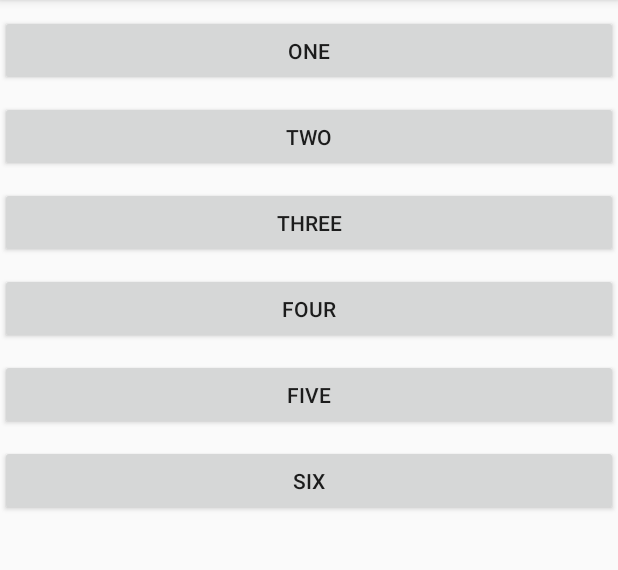
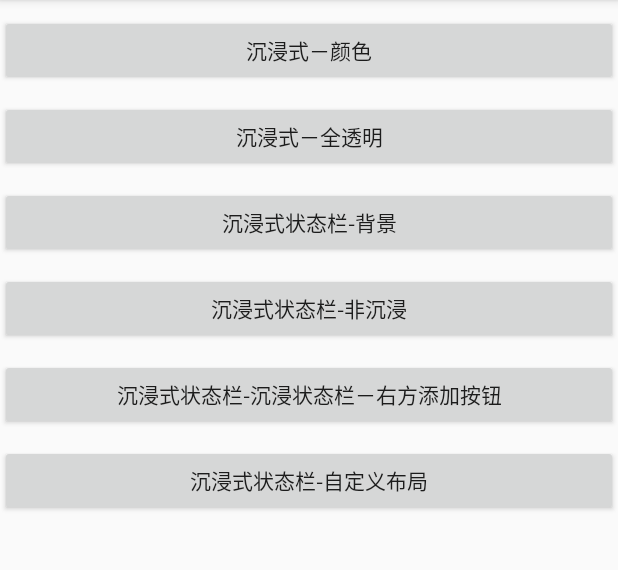
Before and after one commit to cccdada/TopTitleBar, an Android app: the screen it shows after launch (MainActivity), on a phone screen of 412 x 824 dp, the part 84-654 px from its top. Run offline under Robolectric (Android 15) with nearby library versions, the phone set to English and light mode, and no system bars.

Commit message:
1.demo修改
1.demo修改

```diff
--- a/TopTitleBar2/app/src/main/AndroidManifest.xml
+++ b/TopTitleBar2/app/src/main/AndroidManifest.xml
@@ -17,10 +17,6 @@
         </activity>
 
         <activity android:name=".OneActivity" android:theme="@style/AppNoBar"/>
-        <activity android:name=".ThreeActivity" android:theme="@style/AppNoBar"/>
-        <activity android:name=".TwoActivity" android:theme="@style/AppNoBar"/>
-        <activity android:name=".FourActivity" android:theme="@style/AppNoBar"/>
-        <activity android:name=".FiveActivity" android:theme="@style/AppNoBar"/>
     </application>
 
 </manifest>
--- a/TopTitleBar2/app/src/main/java/com/wangsheng/toptitlebar/titlebar/TopTitleBar.java
+++ b/TopTitleBar2/app/src/main/java/com/wangsheng/toptitlebar/titlebar/TopTitleBar.java
@@ -414,10 +414,7 @@ public class TopTitleBar extends LinearLayout implements View.OnClickListener {
                 new LayoutParams(ViewGroup.LayoutParams.MATCH_PARENT,
                         ViewGroup.LayoutParams.WRAP_CONTENT);
         mContentLayout.setLayoutParams(lp);
-//        mContentLayout.removeAllViews();
-        setCenterViewVisible(GONE);
-        setLeftVisible(false);
-        mRightLayout.setVisibility(GONE);
+        mContentLayout.removeAllViews();
         mContentLayout.addView(contentView);
     }
 
--- a/TopTitleBar2/app/src/main/res/layout/activity_main.xml
+++ b/TopTitleBar2/app/src/main/res/layout/activity_main.xml
@@ -13,35 +13,35 @@
         android:layout_width="match_parent"
         android:layout_height="@dimen/title_height"
         android:layout_marginTop="@dimen/margin"
-        android:text="one"/>
+        android:text="沉浸式－颜色"/>
     <Button
         android:id="@+id/btn2"
         android:layout_width="match_parent"
         android:layout_height="@dimen/title_height"
         android:layout_marginTop="@dimen/margin"
-        android:text="two"/>
+        android:text="沉浸式－全透明"/>
     <Button
         android:id="@+id/btn3"
         android:layout_width="match_parent"
         android:layout_height="@dimen/title_height"
         android:layout_marginTop="@dimen/margin"
-        android:text="three"/>
+        android:text="沉浸式状态栏-背景"/>
     <Button
         android:id="@+id/btn4"
         android:layout_width="match_parent"
         android:layout_height="@dimen/title_height"
         android:layout_marginTop="@dimen/margin"
-        android:text="four"/>
+        android:text="沉浸式状态栏-非沉浸"/>
     <Button
         android:id="@+id/btn5"
         android:layout_width="match_parent"
         android:layout_height="@dimen/title_height"
         android:layout_marginTop="@dimen/margin"
-        android:text="five"/>
+        android:text="沉浸式状态栏-沉浸状态栏－右方添加按钮"/>
     <Button
         android:id="@+id/btn6"
         android:layout_width="match_parent"
         android:layout_height="@dimen/title_height"
         android:layout_marginTop="@dimen/margin"
-        android:text="six"/>
+        android:text="沉浸式状态栏-自定义布局"/>
 </LinearLayout>
--- a/TopTitleBar2/app/src/main/res/values/colors.xml
+++ b/TopTitleBar2/app/src/main/res/values/colors.xml
@@ -12,7 +12,7 @@
     <color name="color_394043">#394043</color>
     <color name="color_f9f9f9">#f9f9f9</color>
 
-    <color name="bar_color">#FF03E8F9</color>
+    <color name="bar_color">#FDF51E3B</color>
     <color name="bar_center_color">#FF4BB1F5</color>
     <color name="bar_top_color">#FFA340EA</color>
 
```
Also changed, not shown: TopTitleBar2/app/src/main/java/com/wangsheng/toptitlebar/FiveActivity.java (deleted, +0 -24 lines), TopTitleBar2/app/src/main/java/com/wangsheng/toptitlebar/FourActivity.java (deleted, +0 -41 lines), TopTitleBar2/app/src/main/java/com/wangsheng/toptitlebar/MainActivity.java (+5 -5 lines), TopTitleBar2/app/src/main/java/com/wangsheng/toptitlebar/MainFragmentActivity.java (added, +14 -0 lines), TopTitleBar2/app/src/main/java/com/wangsheng/toptitlebar/OneActivity.java (+38 -1 lines), TopTitleBar2/app/src/main/java/com/wangsheng/toptitlebar/ThreeActivity.java (deleted, +0 -22 lines), TopTitleBar2/app/src/main/java/com/wangsheng/toptitlebar/TwoActivity.java (deleted, +0 -22 lines), TopTitleBar2/app/src/main/res/layout/self_titlebar.xml (+13 -5 lines).
